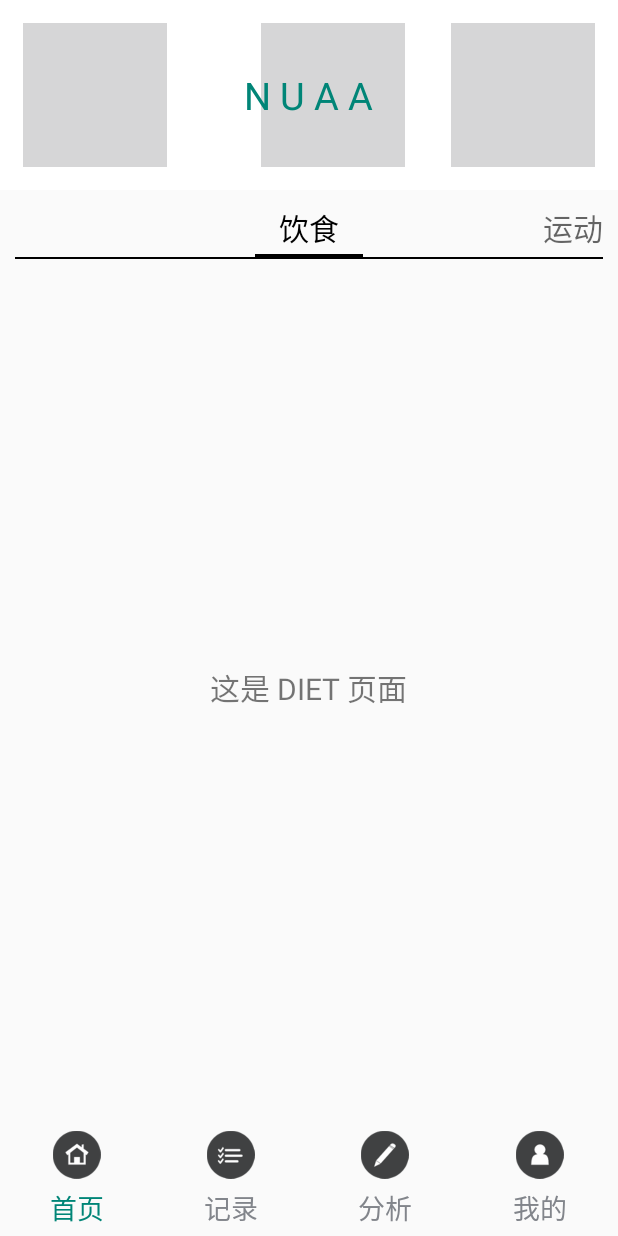
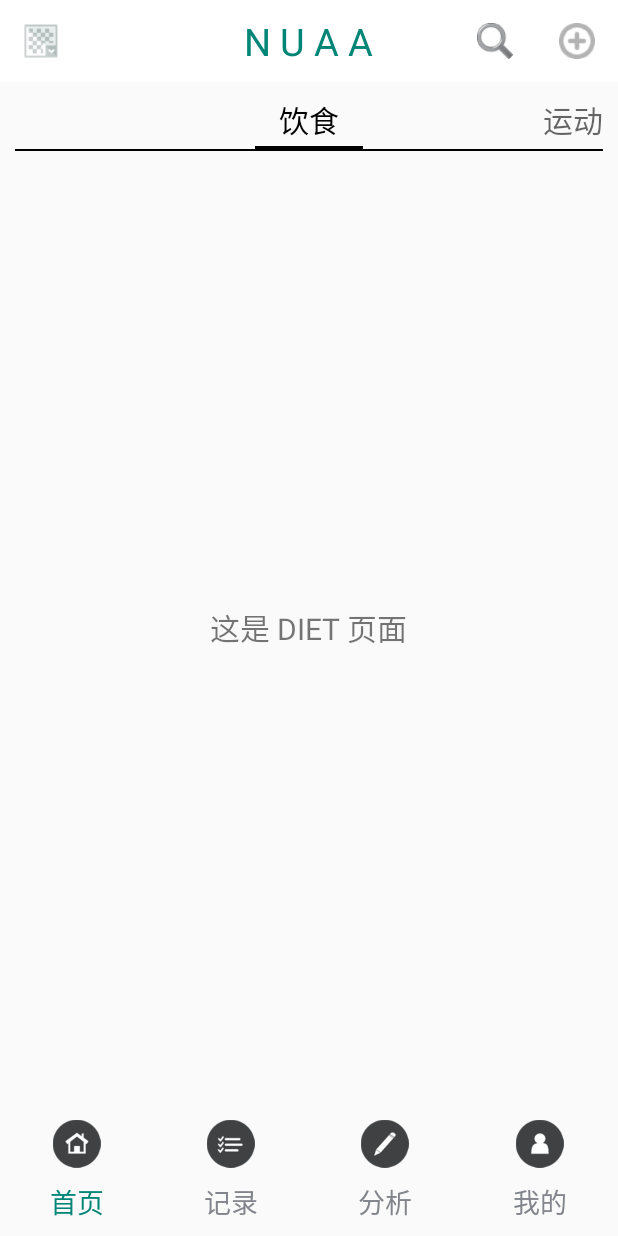
Before and after one commit to shanks997/android_cotrun, an Android app: the MainActivity screen opened directly, with no data from a screen before it, on a phone screen of 412 x 824 dp. Run offline under Robolectric (Android 15) with nearby library versions, the phone set to English and light mode, and no system bars.

Commit message:
shanks：must accelerate

```diff
--- a/app/src/main/res/drawable/image_selector_loaded.xml
+++ b/app/src/main/res/drawable/image_selector_loaded.xml
@@ -1,9 +1,11 @@
 <?xml version="1.0" encoding="utf-8"?>
 <selector xmlns:android="http://schemas.android.com/apk/res/android" >
+    <!--<item -->
+        <!--android:state_pressed="true"-->
+        <!--android:drawable="@drawable/loaded_select"></item>-->
+    <!--<item-->
+        <!--android:drawable="@drawable/loaded_unselect"></item>-->
     <item
-        android:state_pressed="true"
-        android:drawable="@drawable/loaded_selecte"></item>
-    <item
-        android:drawable="@drawable/loaded_unselecte"></item>
+        android:drawable="@drawable/loaded"></item>
 
 </selector>
--- a/app/src/main/res/drawable/image_selector_search.xml
+++ b/app/src/main/res/drawable/image_selector_search.xml
@@ -1,9 +1,11 @@
 <?xml version="1.0" encoding="utf-8"?>
 <selector xmlns:android="http://schemas.android.com/apk/res/android" >
+    <!--<item-->
+		<!--android:state_pressed="true"-->
+        <!--android:drawable="@drawable/search_select"></item>-->
+    <!--<item-->
+        <!--android:drawable="@drawable/search_unselect"></item>-->
     <item
-		android:state_pressed="true"
-        android:drawable="@drawable/search_selecte"></item>
-    <item
-        android:drawable="@drawable/search_unselecte"></item>
+        android:drawable="@drawable/search"></item>
 
 </selector>
--- a/app/src/main/res/drawable/image_selector_upload.xml
+++ b/app/src/main/res/drawable/image_selector_upload.xml
@@ -1,9 +1,11 @@
 <?xml version="1.0" encoding="utf-8"?>
 <selector xmlns:android="http://schemas.android.com/apk/res/android" >
+    <!--<item-->
+        <!--android:state_pressed="true"-->
+        <!--android:drawable="@drawable/upload_select"></item>-->
+    <!--<item-->
+        <!--android:drawable="@drawable/upload_unselect"></item>-->
     <item
-		android:state_pressed="true"
-        android:drawable="@drawable/upload_selecte"></item>
-    <item
-        android:drawable="@drawable/upload_unselecte"></item>
+        android:drawable="@drawable/upload"></item>
 
 </selector>
```
Also changed, not shown: app/src/main/res/drawable-hdpi/loaded.png (added), app/src/main/res/drawable-hdpi/search.png (added), app/src/main/res/drawable-hdpi/upload.png (added), app/src/main/res/drawable-mdpi/loaded.png (added), app/src/main/res/drawable-mdpi/search.png (added), app/src/main/res/drawable-mdpi/upload.png (added), app/src/main/res/drawable-xhdpi/loaded.png (added), app/src/main/res/drawable-xhdpi/search.png (added), app/src/main/res/drawable-xhdpi/upload.png (added), app/src/main/res/drawable-xxhdpi/loaded.png (added), app/src/main/res/drawable-xxhdpi/search.png (added), app/src/main/res/drawable-xxhdpi/upload.png (added), app/src/main/res/drawable-xxxhdpi/loaded.png (added), app/src/main/res/drawable-xxxhdpi/search.png (added), 2 more files, 1 other file.
